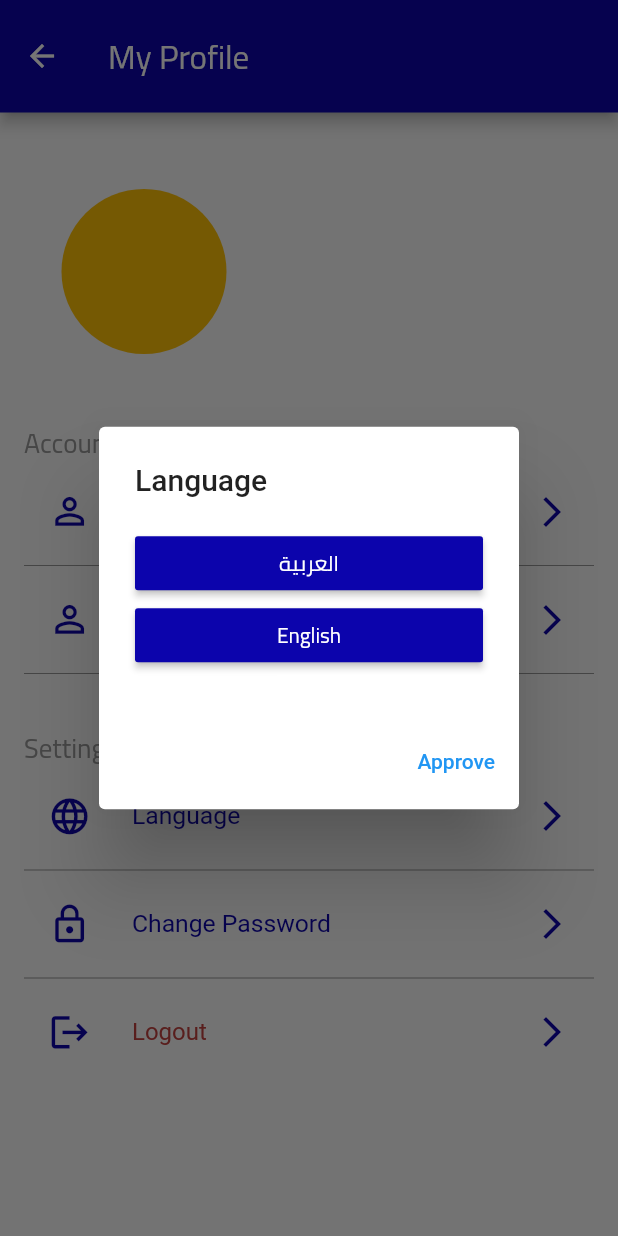
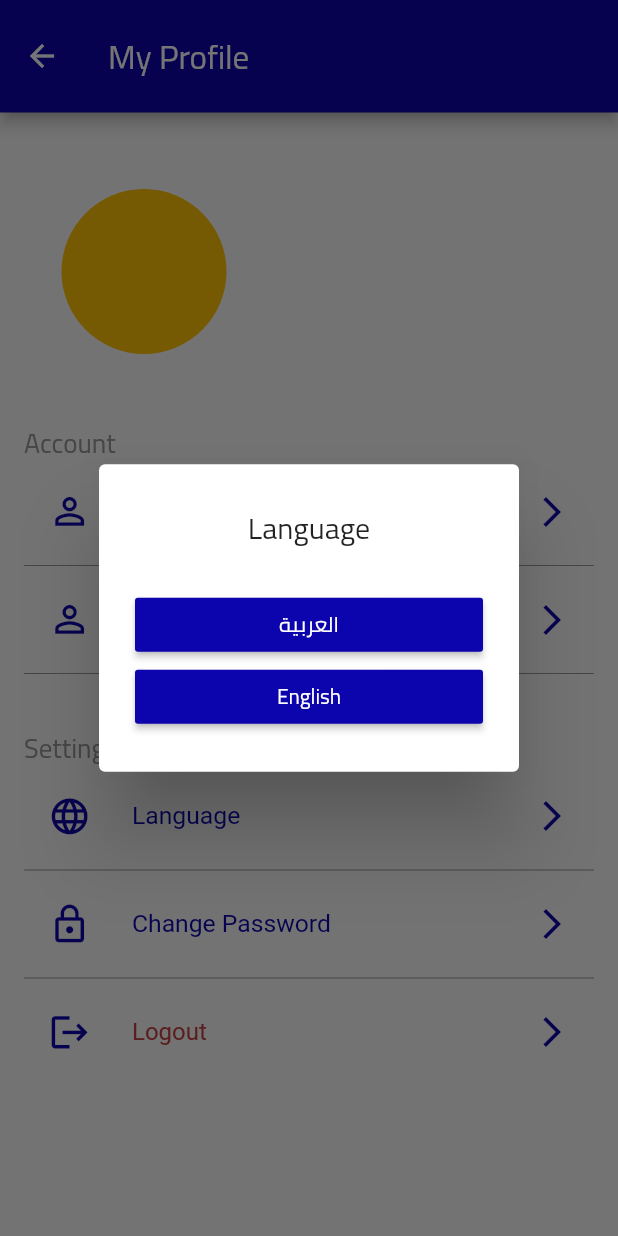
Before and after one commit to reemali97/sahelmobileapplicationLatest, a Flutter app: the ProfileScreen screen opened directly, after a tap on "Language", on a phone screen of 412 x 824 dp. Run offline on Flutter 3.47's test engine with Material 2 defaults, Android fonts, the phone set to English and light mode, and no system bars; our stand-ins replace dio, equatable, flutter_bloc, flutter_svg, fluttertoast, get_it and 1 more; accounts and stored records are empty; network calls fail.

Commit message:
create language dialog

```diff
--- a/lib/features/profile/presentation/screens/personal_info/personal_info_screen.dart
+++ b/lib/features/profile/presentation/screens/personal_info/personal_info_screen.dart
@@ -4,9 +4,7 @@ import 'package:sahelmobileapplication/core/core.export.dart';
 import 'package:sahelmobileapplication/features/features.export.dart';
 
 class PersonalInfoScreen extends StatefulWidget {
-
   PersonalInfoScreen({Key? key}) : super(key: key);
-
   @override
   State<PersonalInfoScreen> createState() => _PersonalInfoScreenState();
 }
--- a/lib/features/profile/presentation/widgets/language_dialog.dart
+++ b/lib/features/profile/presentation/widgets/language_dialog.dart
@@ -7,25 +7,22 @@ Future<void> languageDialog({BuildContext? context}) async {
     barrierDismissible: true,
     builder: (BuildContext context) {
       return AlertDialog(
-        title: const Text('Language'),
+        title: const Center(
+            child: Text(
+          'Language',
+          style: TextStyle(fontFamily: FontsHelper.cairo),
+        )),
         content: SizedBox(
           height: 100,
           child: Column(
+            crossAxisAlignment: CrossAxisAlignment.center,
+            mainAxisAlignment: MainAxisAlignment.center,
             children: [
-              dialogButton(title: 'العربية'),
-              dialogButton(title: 'English'),
-
+              dialogButton(title: 'العربية',onPressed: ()=>Navigator.pop(context),),
+              dialogButton(title: 'English',onPressed: ()=>Navigator.pop(context),),
             ],
           ),
         ),
-        actions: <Widget>[
-          TextButton(
-            child: const Text('Approve'),
-            onPressed: () {
-              Navigator.of(context).pop();
-            },
-          ),
-        ],
       );
     },
   );
@@ -35,12 +32,12 @@ Widget dialogButton({
   String? title,
   Color? buttonColor,
   Color? textColor,
-  Function? onPressed
+  VoidCallback? onPressed
 }) {
   return SizedBox(
     width: double.infinity,
     child: MaterialButton(
-      onPressed: () {},
+      onPressed: onPressed ?? (){} ,
       color: buttonColor ?? ColorHelper.primaryColor,
       child: Text(
         '$title',
```
